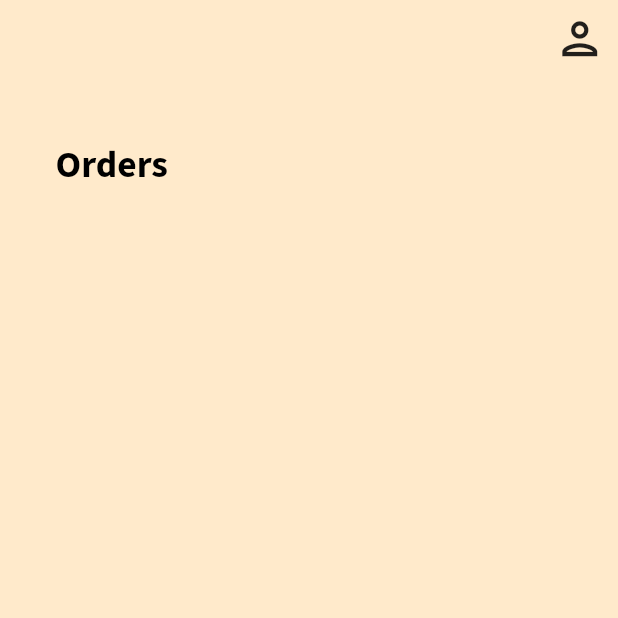
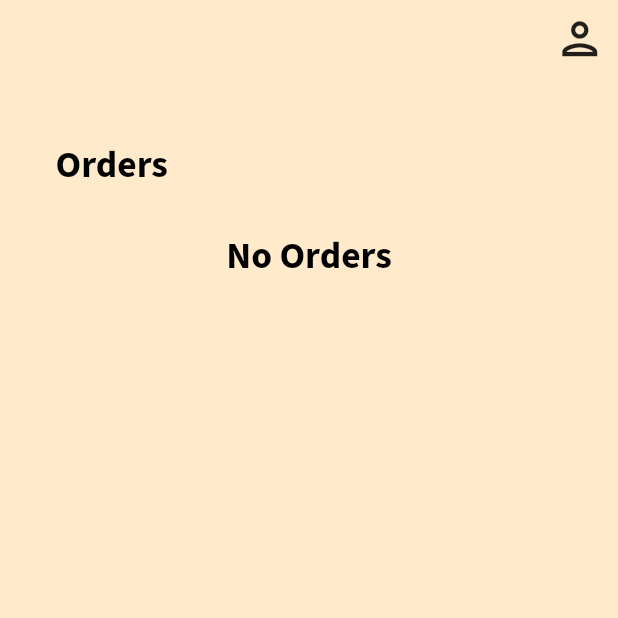
Before and after one commit to Tushar-Mishra999/DeliBuddy, a Flutter app: the OrderRequest screen opened by its route, on a phone screen of 412 x 824 dp, the top half of it. Run offline on Flutter 3.47's test engine with Material 2 defaults, Android fonts, the light colour scheme and no system bars; our stand-ins replace carousel_slider, cloud_firestore, firebase_auth, firebase_core, firebase_storage, flutter_inset_box_shadow and 5 more; accounts and stored records are empty.

```diff
--- a/lib/constants.dart
+++ b/lib/constants.dart
@@ -9,7 +9,7 @@ const bgcolor = Color(0xffFFEACB);
 const onboardingScreen = [
   {
     'first': 'Delivery',
-    'second': " at your doorstep,made easy.",
+    'second': " at your doorstep, made easy.",
     'third':
         "Now get anything delivered to you at your hostel’s in just a few clicks from our affiliated stores and vendors"
   },
--- a/lib/main.dart
+++ b/lib/main.dart
@@ -5,7 +5,7 @@ import 'package:delibuddy/views/auth/login_screen.dart';
 import 'package:delibuddy/views/chat/chat_screen.dart';
 import 'package:delibuddy/views/home/home_screen.dart';
 import 'package:delibuddy/views/onboarding_screen.dart';
-import 'package:delibuddy/order/order_place.dart';
+import 'package:delibuddy/views/order/order_place.dart';
 import 'package:delibuddy/views/detail/order_detail.dart';
 import 'package:delibuddy/views/order_request/order_request.dart';
 import 'package:delibuddy/views/profile/profile_screen.dart';
@@ -36,7 +36,7 @@ class MyApp extends StatelessWidget {
         primarySwatch: Colors.blue,
       ),
       onGenerateRoute: (settings) => generateRoute(settings),
-      home:const OnboardingScreen(),
+      home: OnboardingScreen(),
     );
   }
 }
--- a/lib/router.dart
+++ b/lib/router.dart
@@ -1,4 +1,4 @@
-import 'package:delibuddy/order/referral_screen.dart';
+import 'package:delibuddy/views/order/referral_screen.dart';
 import 'package:delibuddy/views/auth/email_verification.dart';
 import 'package:delibuddy/views/chat/chat_screen.dart';
 import 'package:delibuddy/views/detail/order_detail.dart';
@@ -6,7 +6,7 @@ import 'package:delibuddy/views/home/home_screen.dart';
 import 'package:delibuddy/views/auth/login_screen.dart';
 import 'package:delibuddy/views/auth/registration_screen.dart';
 import 'package:delibuddy/views/onboarding_screen.dart';
-import 'package:delibuddy/order/order_place.dart';
+import 'package:delibuddy/views/order/order_place.dart';
 import 'package:delibuddy/views/order_request/order_request.dart';
 import 'package:delibuddy/views/profile/profile_screen.dart';
 import 'package:flutter/material.dart';
--- a/lib/views/home/shop.dart
+++ b/lib/views/home/shop.dart
@@ -1,4 +1,4 @@
-import 'package:delibuddy/order/order_place.dart';
+import 'package:delibuddy/views/order/order_place.dart';
 import 'package:flutter/material.dart';
 import 'package:google_fonts/google_fonts.dart';
 
--- a/lib/views/order_request/order_request.dart
+++ b/lib/views/order_request/order_request.dart
@@ -72,7 +72,17 @@ class _OrderRequestState extends State<OrderRequest> {
       builder: (context, snapshot) {
         if (snapshot.data != null) {
           List<dynamic> orderList = snapshot.data!['orders'];
-          return Container(
+          return orderList.isEmpty
+              ? Center(
+                  child: Text(
+                    'No Orders',
+                    style: GoogleFonts.sourceSansPro(
+                        fontSize: 25,
+                        color: Colors.black,
+                        fontWeight: FontWeight.w700),
+                  ),
+                )
+              : Container(
                   width: size.width * 0.9,
                   child: ListView.builder(
                     shrinkWrap: true,
```
Also changed, not shown: lib/firstscreen.dart (+30 -5 lines), lib/services/auth_service.dart (+55 -9 lines), lib/views/onboarding_screen.dart (+9 -3 lines), lib/views/order/order_place.dart (renamed from lib/order/order_place.dart, +20 -14 lines), assets/IMG_6143.jpeg (added), assets/logo.jpeg (added), assets/logo.png, lib/views/order/coupon_card.dart (renamed from lib/order/coupon_card.dart), lib/views/order/referral_screen.dart (renamed from lib/order/referral_screen.dart). Lines whose indentation alone changed are shown as unchanged.
